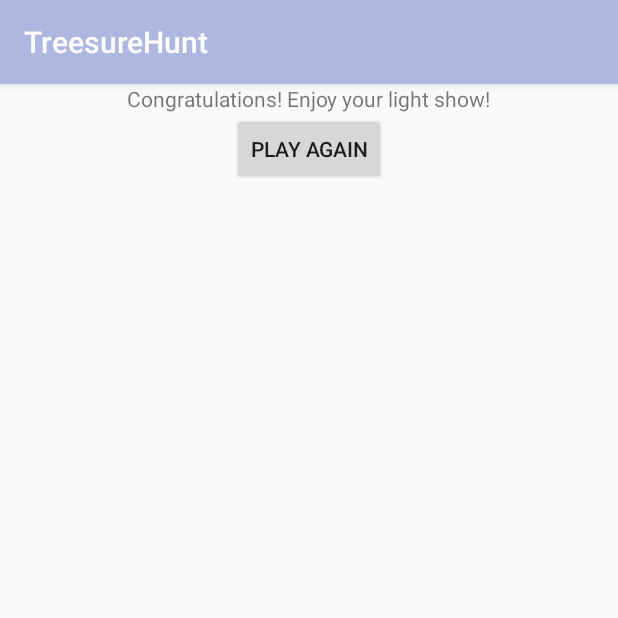
After one commit to lstenstadvold/Pfi3_Group1_FinalProject_Version2, an Android app: the fragment FinalFragment shown on its own in the app's theme, on a phone screen of 412 x 824 dp, the top half of it. The commit adds this screen. Run offline under Robolectric (Android 15) with nearby library versions, the phone set to English and light mode, and no system bars.

Commit message:
Fixed flow of scanning, added FinalFragment

```diff
--- /dev/null
+++ b/app/src/main/java/idk14/pfi3_finalproject_group1/FinalFragment.java
@@ -0,0 +1,54 @@
+package idk14.pfi3_finalproject_group1;
+
+
+import android.app.FragmentManager;
+import android.app.FragmentTransaction;
+import android.os.Bundle;
+import android.app.Fragment;
+import android.view.LayoutInflater;
+import android.view.View;
+import android.view.ViewGroup;
+import android.widget.Button;
+import android.widget.TextView;
+
+
+/**
+ * A simple {@link Fragment} subclass.
+ */
+public class FinalFragment extends Fragment implements View.OnClickListener {
+
+
+    public FinalFragment() {
+        // Required empty public constructor
+    }
+
+
+    @Override
+    public View onCreateView(LayoutInflater inflater, ViewGroup container,
+                             Bundle savedInstanceState) {
+        // Inflate the layout for this fragment
+        View v = inflater.inflate(R.layout.fragment_final, container, false);
+
+        TextView finalTxt = (TextView)v.findViewById(R.id.textFinal);
+        Button playAgainButton = (Button)v.findViewById(R.id.buttonPlayAgain);
+
+        finalTxt.setText("Congratulations! Enjoy your light show!");
+
+        playAgainButton.setOnClickListener(this);
+
+
+        return v;
+    }
+
+    @Override
+    public void onClick(View view) {
+        if (view.getId() == R.id.buttonPlayAgain) {
+            FragmentManager fm = getFragmentManager();
+            FragmentTransaction ft = fm.beginTransaction();
+            ft.replace(R.id.main_layout, new StartFragment());
+            ft.commit();
+        }
+    }
+
+
+}
--- /dev/null
+++ b/app/src/main/res/layout/fragment_final.xml
@@ -0,0 +1,22 @@
+<LinearLayout xmlns:android="http://schemas.android.com/apk/res/android"
+    xmlns:tools="http://schemas.android.com/tools" android:layout_width="match_parent"
+    android:layout_height="match_parent"
+    tools:context="idk14.pfi3_finalproject_group1.FinalFragment"
+    android:orientation="vertical">
+
+    <!-- TODO: Update blank fragment layout -->
+
+    <TextView
+        android:layout_width="wrap_content"
+        android:layout_height="wrap_content"
+        android:text="New Text"
+        android:id="@+id/textFinal"
+        android:layout_gravity="center_horizontal" />
+
+    <Button
+        android:layout_width="wrap_content"
+        android:layout_height="wrap_content"
+        android:text="Play Again"
+        android:id="@+id/buttonPlayAgain"
+        android:layout_gravity="center_horizontal" />
+</LinearLayout>
```
Also changed, not shown: app/src/main/java/idk14/pfi3_finalproject_group1/StartFragment.java (+8 -9 lines), app/src/main/java/idk14/pfi3_finalproject_group1/TreasureFragment.java (+17 -5 lines).
